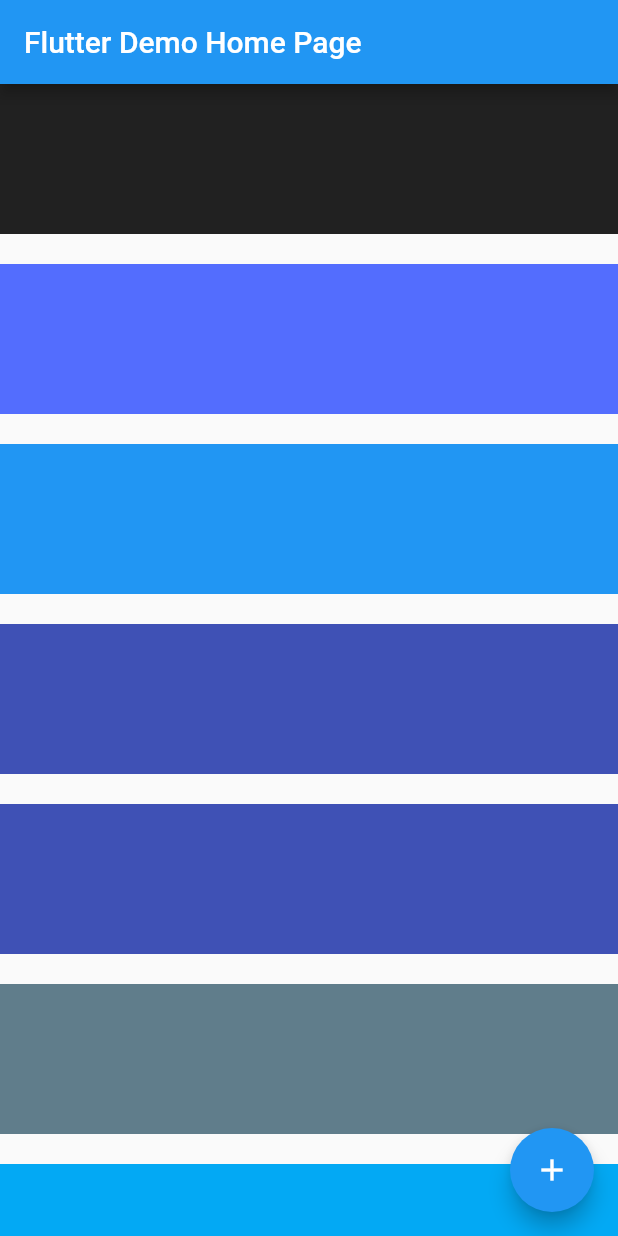
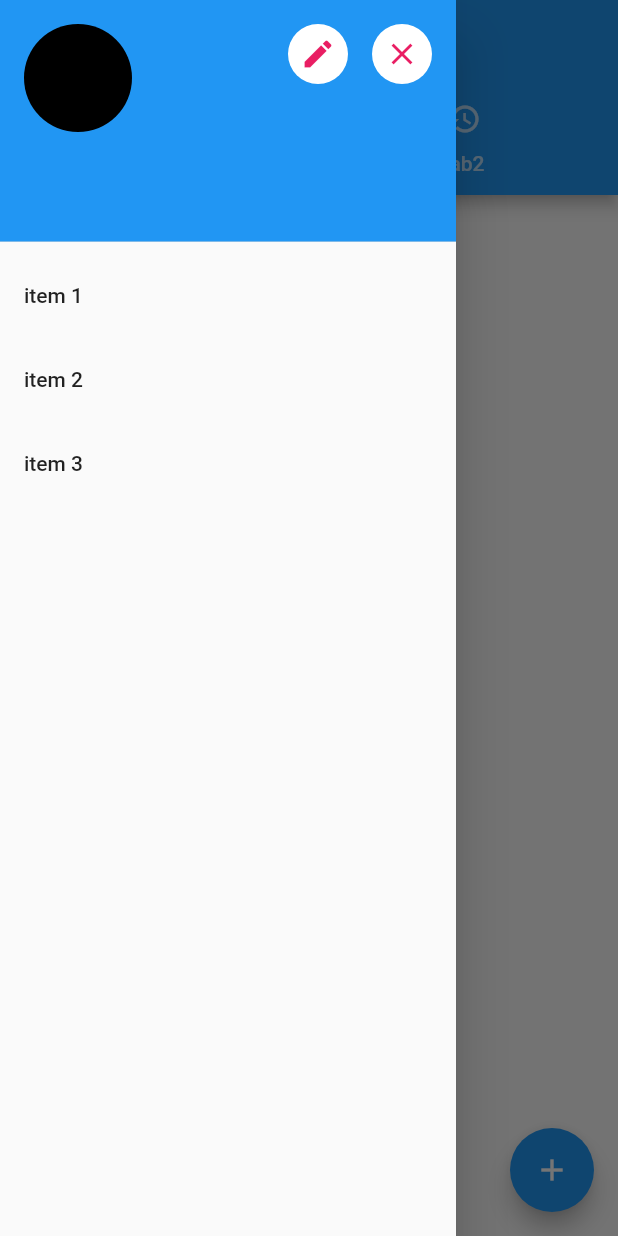
Before and after one commit to witawat2540/flutter_day2, a Flutter app: the screen it shows after launch, with the side drawer open (before the commit the screen has no drawer), on a phone screen of 412 x 824 dp. Run offline on Flutter 3.47's test engine with Material 2 defaults, Android fonts, the phone set to English and light mode, and no system bars; our stand-ins replace toast; Roboto replaces fonts that are missing (Noto).

Commit message:
set day 2

```diff
--- a/lib/main.dart
+++ b/lib/main.dart
@@ -1,6 +1,10 @@
 import 'package:flutter/cupertino.dart';
 import 'package:flutter/material.dart';
 import 'package:flutter_day2/page2.dart';
+import 'package:flutter_day2/utity.dart';
+import 'package:toast/toast.dart';
+
+import 'mydrawer.dart';
 
 void main() {
   runApp(MyApp());
@@ -29,107 +33,81 @@ class MyHomePage extends StatefulWidget {
   _MyHomePageState createState() => _MyHomePageState();
 }
 
-class _MyHomePageState extends State<MyHomePage> {
+class _MyHomePageState extends State<MyHomePage>
+    with SingleTickerProviderStateMixin {
+  final GlobalKey<ScaffoldState> _scaffoldKey = new GlobalKey<ScaffoldState>();
+  TabController _tabController;
+  bool showFab = true;
+
+  @override
+  void initState() {
+    super.initState();
+    _tabController = TabController(vsync: this, initialIndex: 0, length: 2);
+    _tabController.addListener(() {
+      if (_tabController.index == 1) {
+        showFab = true;
+      } else {
+        showFab = false;
+      }
+      setState(() {});
+    });
+  }
+
   @override
   Widget build(BuildContext context) {
     return Scaffold(
+      key: _scaffoldKey,
       appBar: AppBar(
         title: Text(widget.title),
-      ),
-      body: SingleChildScrollView(
-        child: Column(
-          children: [
-            Container(color: Colors.black87,height: 100,width: MediaQuery.of(context).size.width,),
-            SizedBox(height: 20,),
-            Container(color: Colors.indigoAccent,height: 100,width: MediaQuery.of(context).size.width,),
-            SizedBox(height: 20,),
-            Container(color: Colors.blue,height: 100,width: MediaQuery.of(context).size.width,),
-            SizedBox(height: 20,),
-            Container(color: Colors.indigo,height: 100,width: MediaQuery.of(context).size.width,),
-            SizedBox(height: 20,),
-            Container(color: Colors.indigo,height: 100,width: MediaQuery.of(context).size.width,),
-            SizedBox(height: 20,),
-            Container(color: Colors.blueGrey,height: 100,width: MediaQuery.of(context).size.width,),
-            SizedBox(height: 20,),
-            Container(color: Colors.lightBlue,height: 100,width: MediaQuery.of(context).size.width,),
-            SizedBox(height: 20,),
-            Container(color: Colors.deepPurple,height: 100,width: MediaQuery.of(context).size.width,),
-            SizedBox(height: 20,),
-            Container(color: Colors.black87,height: 100,width: MediaQuery.of(context).size.width,),
+        bottom: TabBar(
+          controller: _tabController,
+          indicatorColor: Colors.white,
+          tabs: <Widget>[
+            Tab(
+              text: "Tab1",
+              icon: Icon(Icons.fastfood),
+            ),
+            Tab(
+              text: "tab2",
+              icon: Icon(Icons.history),
+            ),
           ],
         ),
       ),
-//      body: Center(
-//        child: Column(
-//          mainAxisAlignment: MainAxisAlignment.center,
-//          children: <Widget>[
-//            RaisedButton(
-//              onPressed: () {
-////                Navigator.push(
-////                    context, MaterialPageRoute(builder: (context) => Page2()));
-//              Navigator.pushNamed(context, "/pages2");
-//
-//              },
-//              child: Text("Click Me"),
-//            ),
-//            SizedBox(height: 20,),
-//            Text("I'am Programmer",style: TextStyle(fontSize: 30,fontWeight: FontWeight.bold,
-//                fontFamily: "Noto"),)
-////            Card(
-////              elevation: 20.0,
-////              margin: EdgeInsets.all(20),
-////              color: Colors.red,
-////              child: Container(height: 200,width: MediaQuery.of(context).size.width,),
-////            )
-////            DataTable(
-////              columns: const <DataColumn>[
-////                DataColumn(
-////                  label: Text(
-////                    'Name',
-////
-////                  ),
-////                ),
-////                DataColumn(
-////                  label: Text(
-////                    'Age',
-////
-////                  ),
-////                ),
-////                DataColumn(
-////                  label: Text(
-////                    'Role',
-////
-////                  ),
-////                ),
-////              ],
-////              rows: <DataRow>[
-////                for(int i = 0 ;i<5;i++)
-////                  DataRow(
-////                    cells: <DataCell>[
-////                      DataCell(Text('Sarah')),
-////                      DataCell(Text('19')),
-////                      DataCell(Text('Student')),
-////
-////                    ],
-////                  ),
-////              ],
-////            )
-//          ],
-//        ),
-//      ),
+      drawer: drawer_tar(),
+      body: buildTabBarView(),
+
       floatingActionButton: FloatingActionButton(
         onPressed: () {
-//          Navigator.pushAndRemoveUntil(
-//              context,
-//              MaterialPageRoute(builder: (context) => Page2()),
-//              (route) => false);
-          Navigator.push(
-                    context, MaterialPageRoute(builder: (context) => Page2()));
-              Navigator.pushNamed(context, "/pages2");
+          //Navigator.pushNamed(context, "/pages2");
+          //showToast("Show Bottom Toast", gravity: Toast.TOP);
+          MyWidget().startTime(() {
+            MyWidget().showToast(context,"Show Bottom Toast", gravity: Toast.TOP);
+          });
         },
         tooltip: 'Increment',
         child: Icon(Icons.add),
       ), // This trailing comma makes auto-formatting nicer for build methods.
     );
   }
+
+  TabBarView buildTabBarView() {
+    return TabBarView(
+      controller: _tabController,
+      children: <Widget>[
+        Container(
+          child: Center(
+            child: Text('Tab 1'),
+          ),
+        ),
+        Container(
+          child: Center(
+            child: Text('Tab 2'),
+          ),
+        )
+      ],
+    );
+  }
+
+
 }
--- /dev/null
+++ b/lib/mydrawer.dart
@@ -0,0 +1,66 @@
+import 'package:flutter/material.dart';
+
+class drawer_tar extends StatelessWidget {
+  final String name;
+  final String level;
+  const drawer_tar({
+    this.name = '',
+    this.level = '',
+    Key key,
+  }) : super(key: key);
+
+  @override
+  Widget build(BuildContext context) {
+    return Drawer(
+      child: ListView(
+        children: [
+          UserAccountsDrawerHeader(
+            accountName: Text(name),
+            accountEmail: Text(this.name),
+            currentAccountPicture: CircleAvatar(
+              backgroundColor: Colors.black,
+            ),
+            otherAccountsPictures: <Widget>[
+              Ink(
+                child: InkWell(
+                  onTap: () {
+                    Navigator.pop(context);
+                  },
+                  child: CircleAvatar(
+                    child: Icon(Icons.edit),
+                    foregroundColor: Colors.pink,
+                    backgroundColor: Colors.white,
+                  ),
+                ),
+              ),
+              Ink(
+                child: InkWell(
+                  onTap: () {
+                    Navigator.pop(context);
+                  },
+                  child: CircleAvatar(
+                    child: Icon(Icons.close),
+                    foregroundColor: Colors.pink,
+                    backgroundColor: Colors.white,
+                  ),
+                ),
+              ),
+            ],
+          ),
+          ListTile(
+            onTap: () {},
+            title: Text("item 1"),
+          ),
+          ListTile(
+            title: Text("item 2"),
+            onTap: () {},
+          ),
+          ListTile(
+            title: Text("item 3"),
+            onTap: () {},
+          ),
+        ],
+      ),
+    );
+  }
+}
--- a/pubspec.yaml
+++ b/pubspec.yaml
@@ -28,6 +28,7 @@ dependencies:
   # The following adds the Cupertino Icons font to your application.
   # Use with the CupertinoIcons class for iOS style icons.
   cupertino_icons: ^0.1.3
+  toast: ^0.1.5
 
 dev_dependencies:
   flutter_test:
```
Also changed, not shown: lib/page2.dart (+105 -52 lines), lib/page3.dart (+5 -18 lines), lib/utity.dart (added, +15 -0 lines), pubspec.lock.
